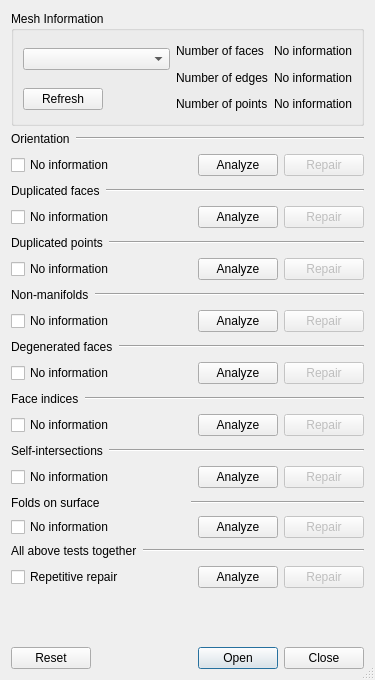
southseact-3d/fcd, file src/Mod/Mesh/Gui/DlgEvaluateMesh.ui: the form before one commit.
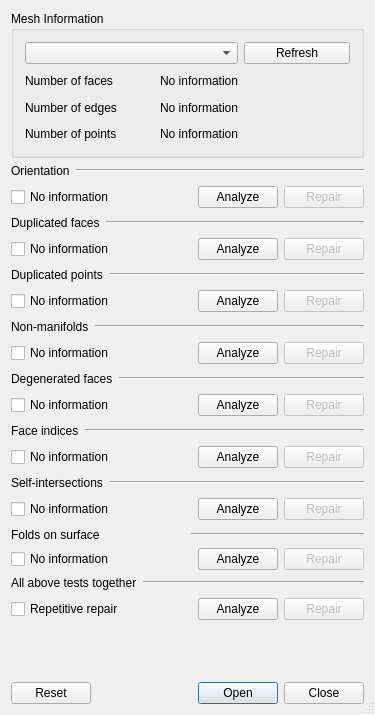
The form after the commit.

Commit message:
Mesh: give evaluation panel a title (#23423)
* Mesh: give evaluation panel a title

Fixes: https://github.com/FreeCAD/FreeCAD/issues/23395

* Mesh: Evaluation panel - move refresh button beside selection box

as per request in pull request #23423

* Mesh: replace ampersand with 'and' in Evaluate and Repair dialog

What changed in the file:
```diff
--- a/src/Mod/Mesh/Gui/DlgEvaluateMesh.ui
+++ b/src/Mod/Mesh/Gui/DlgEvaluateMesh.ui
@@ -7,7 +7,7 @@
     <x>0</x>
     <y>0</y>
     <width>371</width>
-    <height>680</height>
+    <height>715</height>
    </rect>
   </property>
   <property name="windowTitle">
@@ -17,162 +17,12 @@
    <bool>true</bool>
   </property>
   <layout class="QGridLayout" name="gridLayout">
-   <item row="0" column="0">
-    <widget class="QGroupBox" name="groupBoxInfo">
-     <property name="title">
-      <string>Mesh Information</string>
-     </property>
-     <layout class="QGridLayout">
-      <property name="margin">
-       <number>9</number>
-      </property>
-      <property name="spacing">
-       <number>6</number>
-      </property>
-      <item row="0" column="0" colspan="2">
-       <widget class="QComboBox" name="meshNameButton"/>
-      </item>
-     <item row="0" column="2" rowspan="2">
-       <layout class="QGridLayout">
-        <property name="margin">
-         <number>0</number>
-        </property>
-        <property name="spacing">
-         <number>6</number>
-        </property>
-        <item row="0" column="0">
-         <widget class="QLabel" name="textLabel1">
-          <property name="text">
-           <string>Number of faces</string>
-          </property>
-         </widget>
-        </item>
-        <item row="0" column="1">
-         <spacer>
-          <property name="orientation">
-           <enum>Qt::Horizontal</enum>
-          </property>
-          <property name="sizeType">
-           <enum>QSizePolicy::Expanding</enum>
-          </property>
-          <property name="sizeHint" stdset="0">
-           <size>
-            <width>16</width>
-            <height>21</height>
-           </size>
-          </property>
-         </spacer>
-        </item>
-       <item row="0" column="2">
-         <widget class="QLabel" name="textLabel4">
-          <property name="text">
-           <string>No information</string>
-          </property>
-          <property name="alignment">
-           <set>Qt::AlignRight|Qt::AlignTrailing|Qt::AlignVCenter</set>
-          </property>
-         </widget>
-        </item>
-        <item row="1" column="0">
-         <widget class="QLabel" name="textLabel2">
-          <property name="text">
-           <string>Number of edges</string>
-          </property>
-         </widget>
-        </item>
-        <item row="1" column="1">
-         <spacer>
-          <property name="orientation">
-           <enum>Qt::Horizontal</enum>
-          </property>
-          <property name="sizeType">
-           <enum>QSizePolicy::Expanding</enum>
-          </property>
-          <property name="sizeHint" stdset="0">
-           <size>
-            <width>26</width>
-            <height>21</height>
-           </size>
-          </property>
-         </spacer>
-        </item>
-        <item row="1" column="2">
-         <widget class="QLabel" name="textLabel5">
-          <property name="text">
-           <string>No information</string>
-          </property>
-          <property name="alignment">
-           <set>Qt::AlignRight|Qt::AlignTrailing|Qt::AlignVCenter</set>
-          </property>
-         </widget>
-        </item>
-        <item row="2" column="0">
-         <widget class="QLabel" name="textLabel3">
-          <property name="text">
-           <string>Number of points</string>
-          </property>
-         </widget>
-        </item>
-        <item row="2" column="1">
-         <spacer>
-          <property name="orientation">
-           <enum>Qt::Horizontal</enum>
-          </property>
-          <property name="sizeType">
-           <enum>QSizePolicy::Expanding</enum>
-          </property>
-          <property name="sizeHint" stdset="0">
-           <size>
-            <width>16</width>
-            <height>20</height>
-           </size>
-          </property>
-         </spacer>
-        </item>
-        <item row="2" column="2">
-         <widget class="QLabel" name="textLabel6">
-          <property name="text">
-           <string>No information</string>
-          </property>
-          <property name="alignment">
-           <set>Qt::AlignRight|Qt::AlignTrailing|Qt::AlignVCenter</set>
-          </property>
-         </widget>
-        </item>
-        </layout>
-      </item>
-      <item row="1" column="0">
-       <widget class="QPushButton" name="refreshButton">
-        <property name="text">
-         <string>Refresh</string>
-        </property>
-       </widget>
-      </item>
-      <item row="1" column="1">
-       <spacer>
-        <property name="orientation">
-         <enum>Qt::Horizontal</enum>
-        </property>
-        <property name="sizeType">
-         <enum>QSizePolicy::Expanding</enum>
-        </property>
-        <property name="sizeHint" stdset="0">
-         <size>
-          <width>121</width>
-          <height>20</height>
-         </size>
-        </property>
-       </spacer>
-      </item>
-      </layout>
-    </widget>
-   </item>
    <item row="1" column="0">
     <layout class="QHBoxLayout">
      <property name="spacing">
       <number>6</number>
      </property>
-     <property name="margin">
+     <property name="margin" stdset="0">
       <number>0</number>
      </property>
      <item>
@@ -535,7 +385,7 @@
      <item>
       <spacer>
        <property name="orientation">
-        <enum>Qt::Horizontal</enum>
+        <enum>Qt::Orientation::Horizontal</enum>
        </property>
        <property name="sizeType">
         <enum>QSizePolicy::Expanding</enum>
@@ -791,7 +641,7 @@
      <property name="spacing">
       <number>6</number>
      </property>
-     <property name="margin">
+     <property name="margin" stdset="0">
       <number>0</number>
      </property>
      <item>
@@ -869,10 +719,10 @@
    <item row="19" column="0">
     <spacer>
      <property name="orientation">
-      <enum>Qt::Vertical</enum>
+      <enum>Qt::Orientation::Vertical</enum>
      </property>
      <property name="sizeType">
-      <enum>QSizePolicy::Expanding</enum>
+      <enum>QSizePolicy::Policy::Expanding</enum>
      </property>
      <property name="sizeHint" stdset="0">
       <size>
@@ -889,6 +739,137 @@
      </property>
     </widget>
    </item>
+   <item row="0" column="0">
+    <widget class="QGroupBox" name="groupBoxInfo">
+     <property name="title">
+      <string>Mesh Information</string>
+     </property>
+     <layout class="QGridLayout">
+      <property name="spacing">
+       <number>6</number>
+      </property>
+      <item row="0" column="2">
+       <widget class="QPushButton" name="refreshButton">
+        <property name="text">
+         <string>Refresh</string>
+        </property>
+       </widget>
+      </item>
+      <item row="0" column="0" colspan="2">
+       <widget class="QComboBox" name="meshNameButton"/>
+      </item>
+      <item row="1" column="0" colspan="2">
+       <layout class="QGridLayout">
+        <property name="margin" stdset="0">
+         <number>0</number>
+        </property>
+        <property name="spacing">
+         <number>6</number>
+        </property>
+        <item row="0" column="0">
+         <widget class="QLabel" name="textLabel1">
+          <property name="text">
+           <string>Number of faces</string>
+          </property>
+         </widget>
+        </item>
+        <item row="0" column="1">
+         <spacer>
+          <property name="orientation">
+           <enum>Qt::Orientation::Horizontal</enum>
+          </property>
+          <property name="sizeType">
+           <enum>QSizePolicy::Policy::Expanding</enum>
+          </property>
+          <property name="sizeHint" stdset="0">
+           <size>
+            <width>16</width>
+            <height>21</height>
+           </size>
+          </property>
+         </spacer>
+        </item>
+        <item row="0" column="2">
+         <widget class="QLabel" name="textLabel4">
+          <property name="text">
+           <string>No information</string>
+          </property>
+          <property name="alignment">
+           <set>Qt::AlignmentFlag::AlignRight|Qt::AlignmentFlag::AlignTrailing|Qt::AlignmentFlag::AlignVCenter</set>
+          </property>
+         </widget>
+        </item>
+        <item row="1" column="0">
+         <widget class="QLabel" name="textLabel2">
+          <property name="text">
+           <string>Number of edges</string>
+          </property>
+         </widget>
+        </item>
+        <item row="1" column="1">
+         <spacer>
+          <property name="orientation">
+           <enum>Qt::Orientation::Horizontal</enum>
+          </property>
+          <property name="sizeType">
+           <enum>QSizePolicy::Policy::Expanding</enum>
+          </property>
+          <property name="sizeHint" stdset="0">
+           <size>
+            <width>26</width>
+            <height>21</height>
+           </size>
+          </property>
+         </spacer>
+        </item>
+        <item row="1" column="2">
+         <widget class="QLabel" name="textLabel5">
+          <property name="text">
+           <string>No information</string>
+          </property>
+          <property name="alignment">
+           <set>Qt::AlignmentFlag::AlignRight|Qt::AlignmentFlag::AlignTrailing|Qt::AlignmentFlag::AlignVCenter</set>
+          </property>
+         </widget>
+        </item>
+        <item row="2" column="0">
+         <widget class="QLabel" name="textLabel3">
+          <property name="text">
+           <string>Number of points</string>
+          </property>
+         </widget>
+        </item>
+        <item row="2" column="1">
+         <spacer>
+          <property name="orientation">
+           <enum>Qt::Orientation::Horizontal</enum>
+          </property>
+          <property name="sizeType">
+           <enum>QSizePolicy::Policy::Expanding</enum>
+          </property>
+          <property name="sizeHint" stdset="0">
+           <size>
+            <width>16</width>
+            <height>20</height>
+           </size>
+          </property>
+         </spacer>
+        </item>
+        <item row="2" column="2">
+         <widget class="QLabel" name="textLabel6">
+          <property name="text">
+           <string>No information</string>
+          </property>
+          <property name="alignment">
+           <set>Qt::AlignmentFlag::AlignRight|Qt::AlignmentFlag::AlignTrailing|Qt::AlignmentFlag::AlignVCenter</set>
+          </property>
+         </widget>
+        </item>
+       </layout>
+      </item>
+     </layout>
+    </widget>
+   </item>
   </layout>
  </widget>
  <layoutdefault spacing="6" margin="11"/>
```
Left out of the diff: 83 changed lines with no effect on the pictures. The commit also changes 1 other file.
